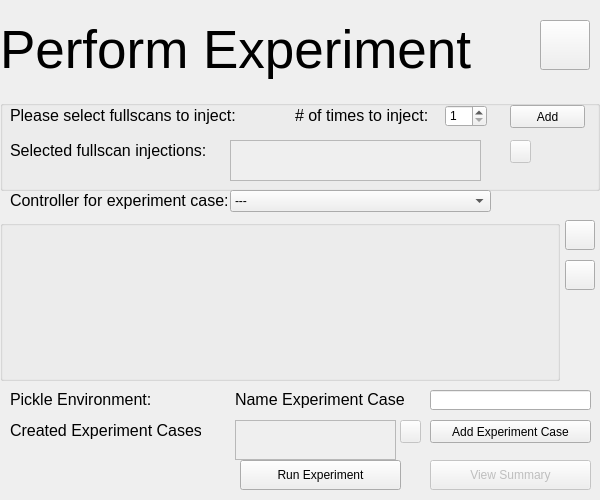
First picture: the form in vimmsVisualisedGUI/ExperimentPage.ui, repository Adam-Tem/vimmsVisualised, before the edit.
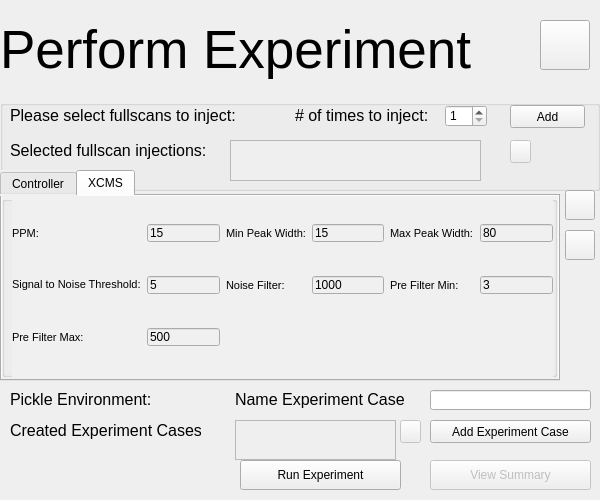
Second picture: the form after the edit. The open tabs and pages were chosen to show the change.

Commit message: Added functionality to adjust xcms parameters from experiment page. Also added the same load/save config setting for the xcms params.

The edit to the form file:
```diff
--- a/vimmsVisualisedGUI/ExperimentPage.ui
+++ b/vimmsVisualisedGUI/ExperimentPage.ui
@@ -229,68 +229,6 @@
    <zorder>AddFullscanButton</zorder>
    <zorder>FullscanNamesScrollArea</zorder>
   </widget>
-  <widget class="QLabel" name="ControllerSelectLabel">
-   <property name="geometry">
-    <rect>
-     <x>10</x>
-     <y>190</y>
-     <width>225</width>
-     <height>20</height>
-    </rect>
-   </property>
-   <property name="font">
-    <font>
-     <pointsize>12</pointsize>
-    </font>
-   </property>
-   <property name="text">
-    <string>Controller for experiment case:</string>
-   </property>
-  </widget>
-  <widget class="QComboBox" name="ControllerComboBox">
-   <property name="geometry">
-    <rect>
-     <x>230</x>
-     <y>190</y>
-     <width>261</width>
-     <height>22</height>
-    </rect>
-   </property>
-   <item>
-    <property name="text">
-     <string>---</string>
-    </property>
-   </item>
-   <item>
-    <property name="text">
-     <string>TopN Controller</string>
-    </property>
-   </item>
-   <item>
-    <property name="text">
-     <string>TopN ROI Controller</string>
-    </property>
-   </item>
-  </widget>
-  <widget class="QGroupBox" name="ParamsBox">
-   <property name="geometry">
-    <rect>
-     <x>0</x>
-     <y>220</y>
-     <width>560</width>
-     <height>161</height>
-    </rect>
-   </property>
-   <property name="sizePolicy">
-    <sizepolicy hsizetype="Preferred" vsizetype="Fixed">
-     <horstretch>0</horstretch>
-     <verstretch>0</verstretch>
-    </sizepolicy>
-   </property>
-   <property name="title">
-    <string/>
-   </property>
-  </widget>
   <widget class="QPushButton" name="AddExperimentCaseButton">
    <property name="geometry">
     <rect>
@@ -572,11 +510,296 @@
     <string/>
    </property>
   </widget>
+  <widget class="QTabWidget" name="ParamTabs">
+   <property name="geometry">
+    <rect>
+     <x>0</x>
+     <y>170</y>
+     <width>560</width>
+     <height>211</height>
+    </rect>
+   </property>
+   <property name="sizePolicy">
+    <sizepolicy hsizetype="Fixed" vsizetype="Fixed">
+     <horstretch>0</horstretch>
+     <verstretch>0</verstretch>
+    </sizepolicy>
+   </property>
+   <property name="font">
+    <font>
+     <weight>50</weight>
+     <bold>false</bold>
+    </font>
+   </property>
+   <property name="styleSheet">
+    <string notr="true">padding: 0; 
+background-color: rgb(240, 240, 240);</string>
+   </property>
+   <property name="currentIndex">
+    <number>0</number>
+   </property>
+   <widget class="QWidget" name="ControllerParamTab">
+    <attribute name="title">
+     <string>Controller</string>
+    </attribute>
+    <widget class="QLabel" name="ControllerSelectLabel">
+     <property name="geometry">
+      <rect>
+       <x>10</x>
+       <y>0</y>
+       <width>225</width>
+       <height>20</height>
+      </rect>
+     </property>
+     <property name="font">
+      <font>
+       <pointsize>12</pointsize>
+       <weight>50</weight>
+       <bold>false</bold>
+      </font>
+     </property>
+     <property name="text">
+      <string>Controller for experiment case:</string>
+     </property>
+    </widget>
+    <widget class="QComboBox" name="ControllerComboBox">
+     <property name="geometry">
+      <rect>
+       <x>235</x>
+       <y>0</y>
+       <width>261</width>
+       <height>22</height>
+      </rect>
+     </property>
+     <item>
+      <property name="text">
+       <string>---</string>
+      </property>
+     </item>
+     <item>
+      <property name="text">
+       <string>TopN Controller</string>
+      </property>
+     </item>
+     <item>
+      <property name="text">
+       <string>TopN ROI Controller</string>
+      </property>
+     </item>
+    </widget>
+    <widget class="QGroupBox" name="ParamsBox">
+     <property name="geometry">
+      <rect>
+       <x>0</x>
+       <y>25</y>
+       <width>560</width>
+       <height>161</height>
+      </rect>
+     </property>
+     <property name="sizePolicy">
+      <sizepolicy hsizetype="Preferred" vsizetype="Fixed">
+       <horstretch>0</horstretch>
+       <verstretch>0</verstretch>
+      </sizepolicy>
+     </property>
+     <property name="title">
+      <string/>
+     </property>
+    </widget>
+    <zorder>ParamsBox</zorder>
+    <zorder>ControllerSelectLabel</zorder>
+    <zorder>ControllerComboBox</zorder>
+   </widget>
+   <widget class="QWidget" name="XCMSParamTab">
+    <attribute name="title">
+     <string>XCMS</string>
+    </attribute>
+    <widget class="QGroupBox" name="XCMSParamsBox">
+     <property name="geometry">
+      <rect>
+       <x>0</x>
+       <y>0</y>
+       <width>555</width>
+       <height>181</height>
+      </rect>
+     </property>
+     <property name="title">
+      <string/>
+     </property>
+     <widget class="QWidget" name="gridLayoutWidget">
+      <property name="geometry">
+       <rect>
+        <x>10</x>
+        <y>0</y>
+        <width>541</width>
+        <height>181</height>
+       </rect>
+      </property>
+      <layout class="QGridLayout" name="gridLayout">
+       <item row="1" column="2">
+        <widget class="QLabel" name="NoiseFilterLabel">
+         <property name="font">
+          <font>
+           <pointsize>8</pointsize>
+          </font>
+         </property>
+         <property name="text">
+          <string>Noise Filter:</string>
+         </property>
+        </widget>
+       </item>
+       <item row="1" column="3">
+        <widget class="QLineEdit" name="NoiseFilterTextEdit">
+         <property name="accessibleName">
+          <string>noise</string>
+         </property>
+         <property name="text">
+          <string>1000</string>
+         </property>
+        </widget>
+       </item>
+       <item row="0" column="1">
+        <widget class="QLineEdit" name="PPMTextEdit">
+         <property name="accessibleName">
+          <string>ppm</string>
+         </property>
+         <property name="text">
+          <string>15</string>
+         </property>
+        </widget>
+       </item>
+       <item row="0" column="3">
+        <widget class="QLineEdit" name="MinPeakWidthTextEdit">
+         <property name="accessibleName">
+          <string>pwlower</string>
+         </property>
+         <property name="text">
+          <string>15</string>
+         </property>
+        </widget>
+       </item>
+       <item row="1" column="1">
+        <widget class="QLineEdit" name="SignalToNoiseTextEdit">
+         <property name="accessibleName">
+          <string>snthresh</string>
+         </property>
+         <property name="text">
+          <string>5</string>
+         </property>
+        </widget>
+       </item>
+       <item row="0" column="2">
+        <widget class="QLabel" name="MinPeakWidthLabel">
+         <property name="font">
+          <font>
+           <pointsize>8</pointsize>
+          </font>
+         </property>
+         <property name="text">
+          <string>Min Peak Width:</string>
+         </property>
+        </widget>
+       </item>
+       <item row="0" column="0">
+        <widget class="QLabel" name="PPMLabel">
+         <property name="font">
+          <font>
+           <pointsize>8</pointsize>
+          </font>
+         </property>
+         <property name="text">
+          <string>PPM:</string>
+         </property>
+        </widget>
+       </item>
+       <item row="0" column="4">
+        <widget class="QLabel" name="MaxPeakWidthLabel">
+         <property name="font">
+          <font>
+           <pointsize>8</pointsize>
+          </font>
+         </property>
+         <property name="text">
+          <string>Max Peak Width:</string>
+         </property>
+        </widget>
+       </item>
+       <item row="0" column="5">
+        <widget class="QLineEdit" name="MaxPeakWidthTextEdit">
+         <property name="accessibleName">
+          <string>pwupper</string>
+         </property>
+         <property name="text">
+          <string>80</string>
+         </property>
+        </widget>
+       </item>
+       <item row="1" column="4">
+        <widget class="QLabel" name="PreFilterMinLabel">
+         <property name="font">
+          <font>
+           <pointsize>8</pointsize>
+          </font>
+         </property>
+         <property name="text">
+          <string>Pre Filter Min:</string>
+         </property>
+        </widget>
+       </item>
+       <item row="1" column="0">
+        <widget class="QLabel" name="SignalToNoiseLabel">
+         <property name="font">
+          <font>
+           <pointsize>8</pointsize>
+          </font>
+         </property>
+         <property name="text">
+          <string>&lt;html&gt;&lt;head/&gt;&lt;body&gt;&lt;p&gt;Signal to Noise Threshold:&lt;/p&gt;&lt;/body&gt;&lt;/html&gt;</string>
+         </property>
+        </widget>
+       </item>
+       <item row="1" column="5">
+        <widget class="QLineEdit" name="PreFilterMinTextEdit">
+         <property name="accessibleName">
+          <string>prefilterlower</string>
+         </property>
+         <property name="text">
+          <string>3</string>
+         </property>
+        </widget>
+       </item>
+       <item row="2" column="0">
+        <widget class="QLabel" name="PreFilterMaxLabel">
+         <property name="font">
+          <font>
+           <pointsize>8</pointsize>
+          </font>
+         </property>
+         <property name="text">
+          <string>Pre Filter Max:</string>
+         </property>
+        </widget>
+       </item>
+       <item row="2" column="1">
+        <widget class="QLineEdit" name="PreFilterMaxTextEdit">
+         <property name="accessibleName">
+          <string>prefilterupper</string>
+         </property>
+         <property name="text">
+          <string>500</string>
+         </property>
+        </widget>
+       </item>
+      </layout>
+     </widget>
+    </widget>
+   </widget>
+  </widget>
   <widget class="QPushButton" name="LoadParamsButton">
    <property name="geometry">
     <rect>
      <x>565</x>
-     <y>220</y>
+     <y>190</y>
      <width>30</width>
      <height>30</height>
     </rect>
@@ -589,7 +812,7 @@
    <property name="geometry">
     <rect>
      <x>565</x>
-     <y>260</y>
+     <y>230</y>
      <width>30</width>
      <height>30</height>
     </rect>
@@ -598,13 +821,13 @@
     <string/>
    </property>
   </widget>
+  <zorder>FullscanGroupBox</zorder>
+  <zorder>SaveParamsButton</zorder>
+  <zorder>LoadParamsButton</zorder>
+  <zorder>ParamTabs</zorder>
   <zorder>CaseUndoButton</zorder>
   <zorder>VisualiseTitleLabel</zorder>
   <zorder>ExperimentHomeButton</zorder>
-  <zorder>FullscanGroupBox</zorder>
-  <zorder>ControllerSelectLabel</zorder>
-  <zorder>ControllerComboBox</zorder>
-  <zorder>ParamsBox</zorder>
   <zorder>AddExperimentCaseButton</zorder>
   <zorder>ExperimentCasesLabel</zorder>
   <zorder>ExperimentNamesScrollArea</zorder>
@@ -614,8 +837,6 @@
   <zorder>PickleEnvLabel</zorder>
   <zorder>ViewSummaryButton</zorder>
   <zorder>SummaryGroupBox</zorder>
-  <zorder>LoadParamsButton</zorder>
-  <zorder>SaveParamsButton</zorder>
  </widget>
  <resources/>
  <connections/>
```
The commit also changes 14 other files.
